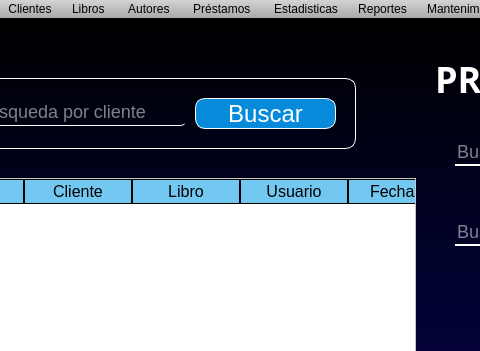
Before: the Qt Designer form frames/panel.ui in Alonsou29/bibliotknew, drawn with Qt 5; both pictures show x 105 to 585 and y 0 to 351 of the 800 by 600 pixel window.
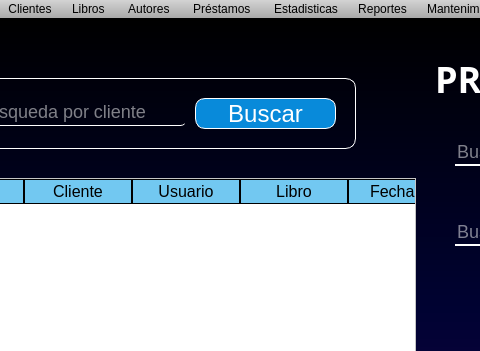
After: the same form once the commit is applied. The open tabs and pages were chosen to show the change. Icons and pictures are not drawn.

Commit message: Modificacion en la bdd

The edit to the form file:
```diff
--- a/frames/panel.ui
+++ b/frames/panel.ui
@@ -2837,16 +2837,16 @@
          <string>Cliente</string>
         </property>
        </column>
-       <column>
-        <property name="text">
-         <string>Libro</string>
-        </property>
-       </column>
        <column>
         <property name="text">
          <string>Usuario</string>
         </property>
        </column>
+       <column>
+        <property name="text">
+         <string>Libro</string>
+        </property>
+       </column>
        <column>
         <property name="text">
          <string>Fecha S.</string>
```
Left out of the diff: 2 changed lines with no effect on the pictures. The commit also changes 2 other files.
